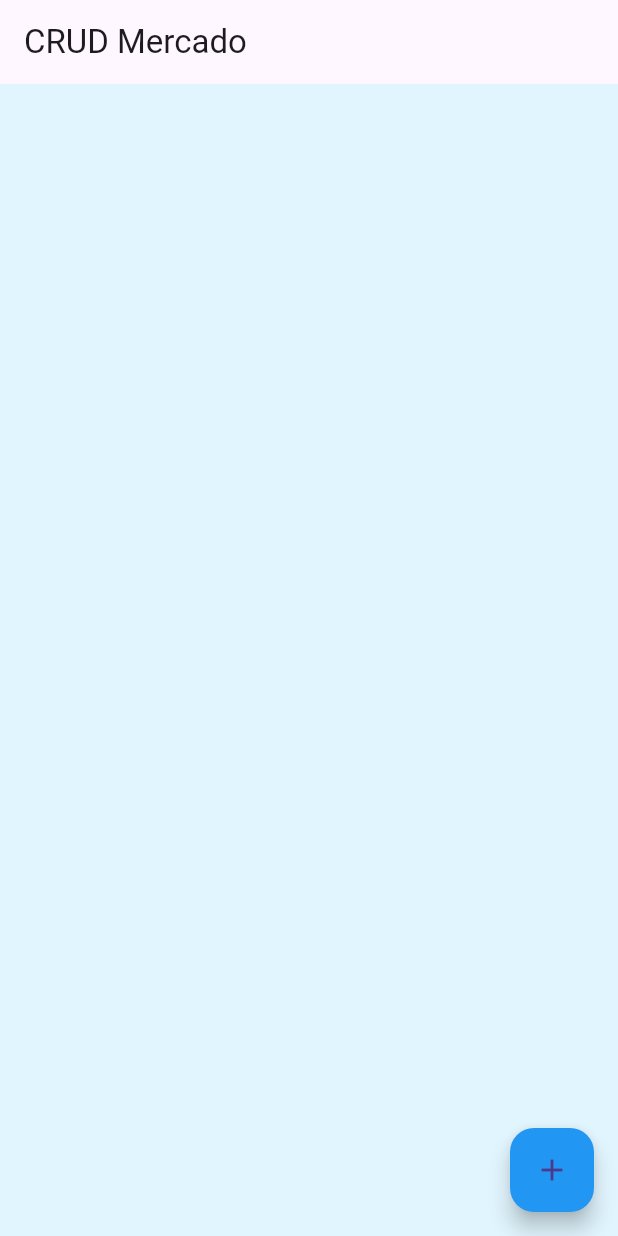
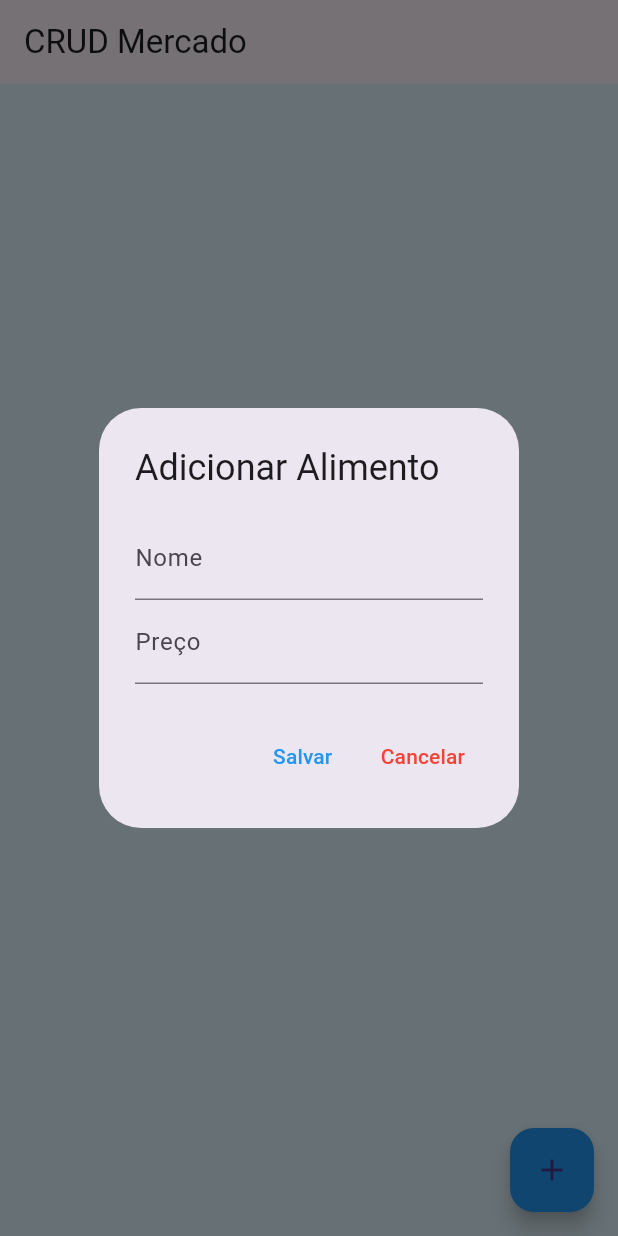
Before and after one commit to BrunoDion/flutter-faculdade, a Flutter app: the screen it shows after launch, after a tap on the "add" icon, on a phone screen of 412 x 824 dp. Run offline on Flutter 3.47's test engine with Material 3 defaults, Android fonts, the phone set to English and light mode, and no system bars; our stand-ins replace sqflite; accounts and stored records are empty.

Commit message:
manutencao da funcao de adcionar alimento

```diff
--- a/lib/main.dart
+++ b/lib/main.dart
@@ -52,6 +52,46 @@ class _MyHomePageState extends State<MyHomePage> {
   }
 
   Future<void> _addAlimento() async {
+    _nomeController.clear();
+    _precoController.clear();
+
+    showDialog(
+      context: context,
+      builder: (context) {
+        return AlertDialog(
+          title: const Text('Adicionar Alimento'),
+          content: Form(
+            key: _formKey,
+            child: Column(
+              mainAxisSize: MainAxisSize.min,
+              children: [
+                TextFormField(
+                  controller: _nomeController,
+                  decoration: const InputDecoration(labelText: 'Nome'),
+                  validator: (value) {
+                    if (value == null || value.isEmpty) {
+                      return 'Informe o nome';
+                    }
+                    return null;
+                  },
+                ),
+                TextFormField(
+                  controller: _precoController,
+                  decoration: const InputDecoration(labelText: 'Preço'),
+                  keyboardType: TextInputType.number,
+                  validator: (value) {
+                    if (value == null || value.isEmpty) {
+                      return 'Informe o preço';
+                    }
+                    return null;
+                  },
+                ),
+              ],
+            ),
+          ),
+          actions: [
+            TextButton(
+              onPressed: () async {
                 if (_formKey.currentState!.validate()) {
                   setState(() => _isLoading = true);
                   await SqlHelper().insertAlimento(
@@ -63,7 +103,20 @@ class _MyHomePageState extends State<MyHomePage> {
                   _nomeController.clear();
                   _precoController.clear();
                   await _loadAlimentos();
+                  Navigator.of(context).pop();
                 }
+              },
+              child: const Text('Salvar', style: TextStyle(color: Colors.blue)),
+            ),
+            TextButton(
+              onPressed: () => Navigator.of(context).pop(),
+              child:
+                  const Text('Cancelar', style: TextStyle(color: Colors.red)),
+            ),
+          ],
+        );
+      },
+    );
   }
 
   Future<void> _updateAlimento(int id) async {
@@ -127,7 +180,8 @@ class _MyHomePageState extends State<MyHomePage> {
             ),
             TextButton(
               onPressed: () => Navigator.of(context).pop(),
-              child: const Text('Cancelar', style: TextStyle(color: Colors.red)),
+              child:
+                  const Text('Cancelar', style: TextStyle(color: Colors.red)),
             ),
           ],
         );
@@ -160,12 +214,14 @@ class _MyHomePageState extends State<MyHomePage> {
               itemBuilder: (context, index) {
                 final alimento = _alimentos[index];
                 return Card(
-                  margin: const EdgeInsets.symmetric(vertical: 8, horizontal: 16),
+                  margin:
+                      const EdgeInsets.symmetric(vertical: 8, horizontal: 16),
                   elevation: 2,
                   child: ListTile(
                     title: Text(
                       alimento.nome,
-                      style: const TextStyle(fontSize: 18, fontWeight: FontWeight.bold),
+                      style: const TextStyle(
+                          fontSize: 18, fontWeight: FontWeight.bold),
                     ),
                     subtitle: Text(
                       'Preço: R\$${alimento.preco.toStringAsFixed(2)}',
```
Also changed, not shown: pubspec.lock. Lines whose indentation alone changed are shown as unchanged.
